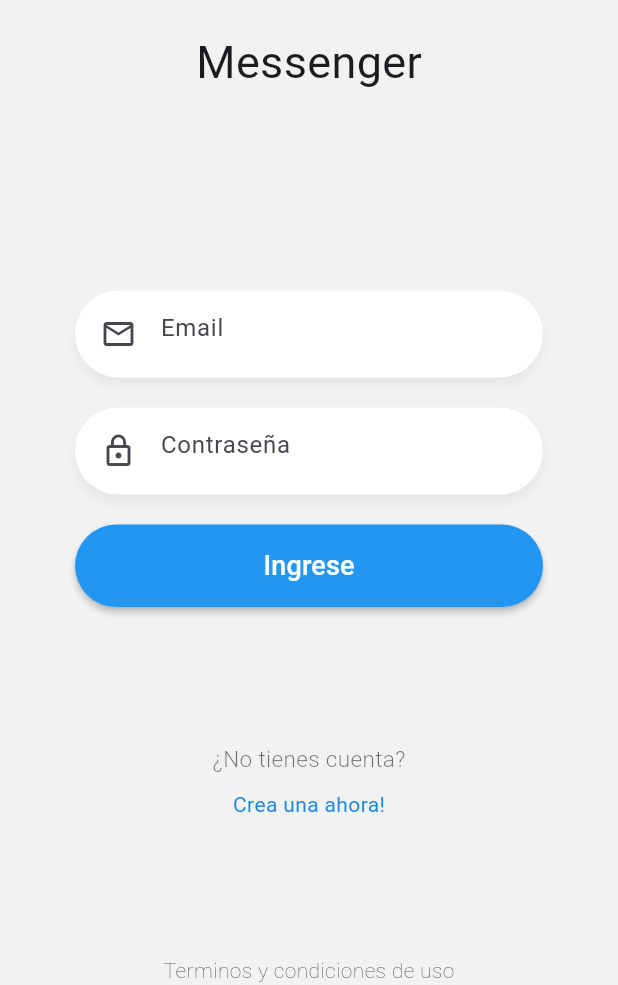
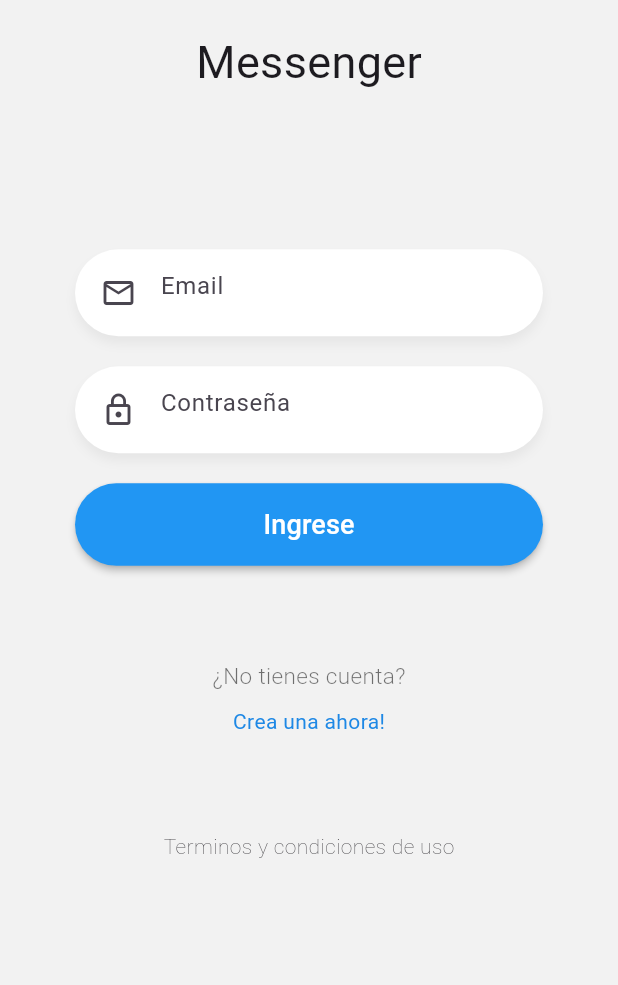
Before and after one commit to daniel54841/curso_avanzado_flutter, a Flutter app: the screen it shows after launch, on a phone screen of 412 x 824 dp, the part 251-1236 px from its top. Run offline on Flutter 3.47's test engine with Material 3 defaults, Android fonts, the phone set to English and light mode, and no system bars; our stand-ins replace pie_chart, socket_io_client.

Commit message:
Video 56
SingleChildScroll

```diff
--- a/lib/chat/page/login_page.dart
+++ b/lib/chat/page/login_page.dart
@@ -9,10 +9,14 @@
 
   @override
   Widget build(BuildContext context) {
-    return const Scaffold(
+    return Scaffold(
         backgroundColor: Color(0xffF2F2F2),
         body: SafeArea(
           //pone espacio en la parte del notch en el dispositivo
+          child: SingleChildScrollView(
+            physics: BouncingScrollPhysics(), //rebote al bajar al tope
+            child: Container(
+              height: MediaQuery.of(context).size.height * 0.9,
               child: Column(
                 mainAxisAlignment: MainAxisAlignment.spaceBetween,
                 children: [
@@ -25,6 +29,8 @@
                       )),
                 ],
               ),
+            ),
+          ),
         ));
   }
 }
```
Lines whose indentation alone changed are shown as unchanged.
